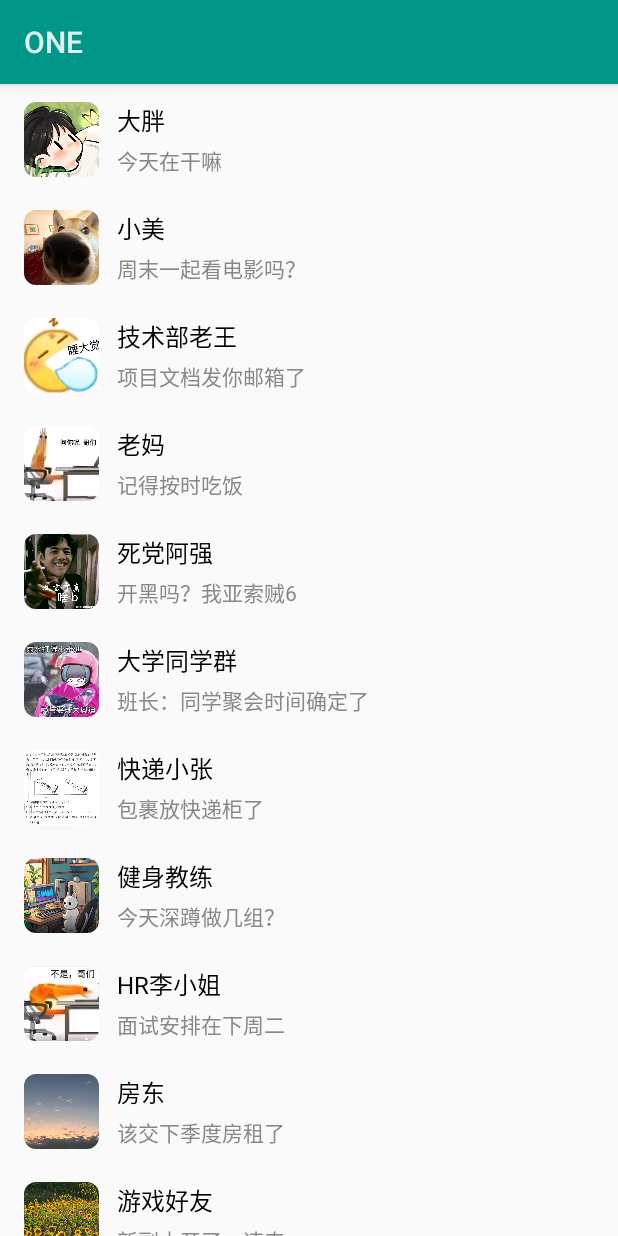
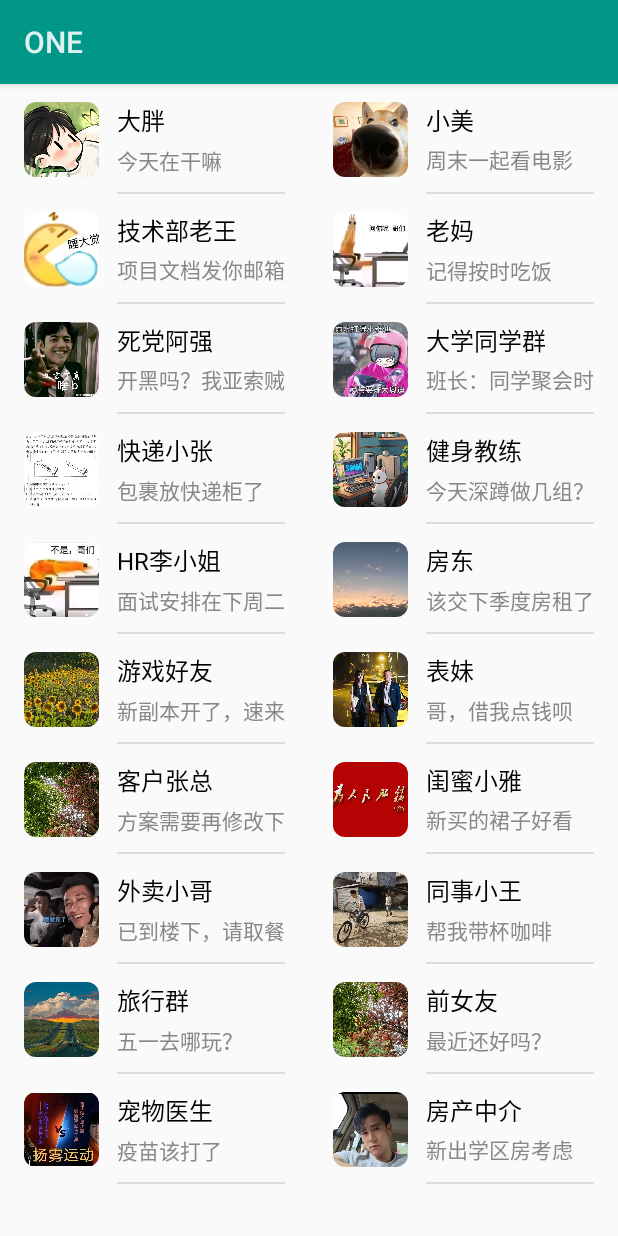
Before and after one commit to MPyun/ONE, an Android app: the MRecyclerView screen opened directly, with no data from a screen before it, on a phone screen of 412 x 824 dp. Run offline under Robolectric (Android 15) with nearby library versions, the phone set to English and light mode, and no system bars.

Commit message:
又新增了瀑布流布局和网格布局

```diff
--- a/app/src/main/java/com/huacao/one/MRecyclerView.java
+++ b/app/src/main/java/com/huacao/one/MRecyclerView.java
@@ -6,6 +6,8 @@ import android.support.v7.widget.LinearLayoutManager;
 import android.support.v7.widget.RecyclerView;
 import java.util.List;
 import java.util.ArrayList;
+import android.support.v7.widget.StaggeredGridLayoutManager;
+import android.support.v7.widget.GridLayoutManager;
 
 public class MRecyclerView extends Activity {
     private RecyclerView recyclerView;
@@ -16,8 +18,12 @@ public class MRecyclerView extends Activity {
         setContentView(R.layout.activity_recycleview);
 		recyclerView = findViewById(R.id.activityrecycleviewRecyclerView1);
 		LinearLayoutManager lm = new LinearLayoutManager(this);
+		//垂直单列布局
+		StaggeredGridLayoutManager slm = new StaggeredGridLayoutManager(2,StaggeredGridLayoutManager.VERTICAL);
+		//瀑布流两列布局
+		GridLayoutManager glm = new GridLayoutManager(this,5,GridLayoutManager.VERTICAL,false);
 		data = new ArrayList<DataBean>();
-		recyclerView.setLayoutManager(lm);
+		recyclerView.setLayoutManager(slm);
 			data = new ArrayList<DataBean>();
 			// 微信聊天信息列表模拟数据
 			DataBean d1 = new DataBean();
--- a/app/src/main/res/layout/list_item1.xml
+++ b/app/src/main/res/layout/list_item1.xml
@@ -40,4 +40,11 @@
 		android:id="@+id/listitem1TextView2"
 		android:layout_marginBottom="12dp"/>
 
+	<View
+		android:background="?android:attr/dividerVertical"
+		android:layout_width="match_parent"
+		android:layout_height="1dp"
+		android:layout_below="@id/listitem1TextView2"
+		android:layout_toRightOf="@id/listitem1ImageView1"/>
+
 </RelativeLayout>
```
